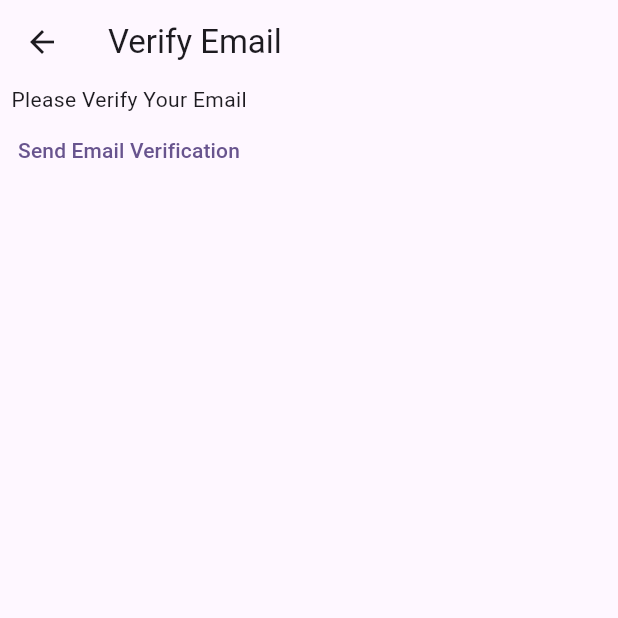
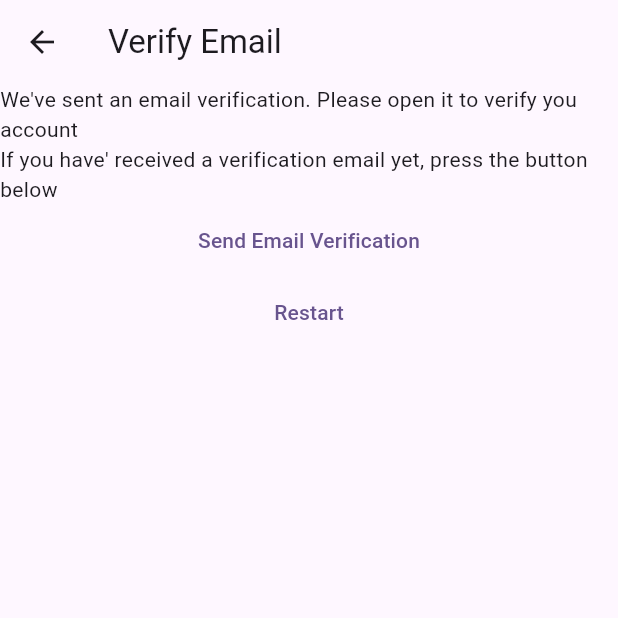
Before and after one commit to devdavidrobert/mynotes, a Flutter app: the VerifyEmailView screen opened by its route, on a phone screen of 412 x 824 dp, the top half of it. Run offline on Flutter 3.47's test engine with Material 3 defaults, Android fonts, the phone set to English and light mode, and no system bars; our stand-ins replace firebase_auth, firebase_core; accounts and stored records are empty; network calls fail.

Commit message:
added_error dialogue 3

```diff
--- a/lib/views/verify_email_view.dart
+++ b/lib/views/verify_email_view.dart
@@ -1,5 +1,6 @@
 import 'package:firebase_auth/firebase_auth.dart';
 import 'package:flutter/material.dart';
+import 'package:mynotes/constants/routes.dart';
 
 class VerifyEmailView extends StatefulWidget {
   const VerifyEmailView({super.key});
@@ -17,7 +18,10 @@ class _VerifyEmailViewState extends State<VerifyEmailView> {
       ),
       body: Column(
         children: [
-          const Text('Please Verify Your Email'),
+          const Text(
+              "We've sent an email verification. Please open it to verify you account"),
+          const Text(
+              'If you have\' received a verification email yet, press the button below'),
           TextButton(
             onPressed: () async {
               final user = FirebaseAuth.instance.currentUser;
@@ -25,6 +29,13 @@ class _VerifyEmailViewState extends State<VerifyEmailView> {
             },
             child: const Text('Send Email Verification'),
           ),
+          TextButton(
+              onPressed: () async {
+                await FirebaseAuth.instance.signOut();
+                Navigator.of(context)
+                    .pushNamedAndRemoveUntil(registerRoute, (route) => false);
+              },
+              child: const Text('Restart'))
         ],
       ),
     );
```
Also changed, not shown: lib/views/register_view.dart (+6 -2 lines).
